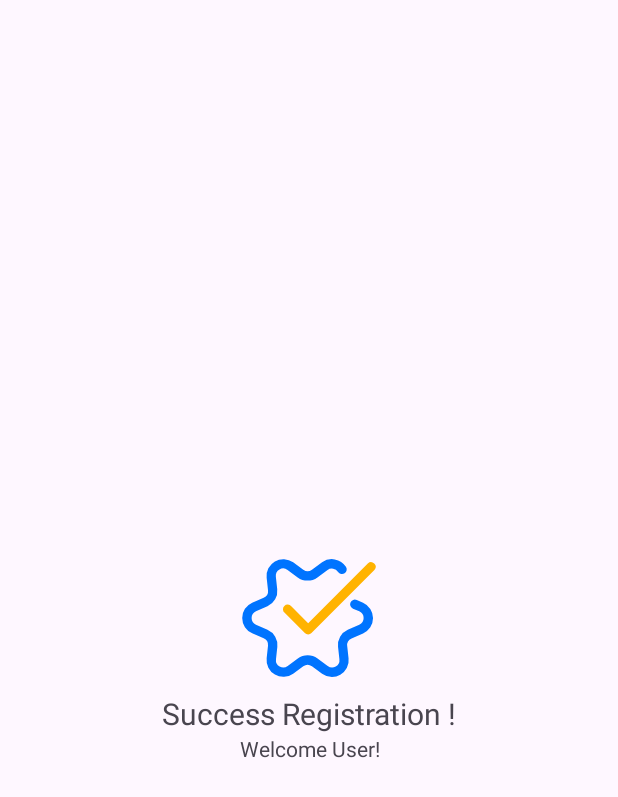
After one commit to fahmihidayah/KalkulatorContoh, an Android app: the layout activity_success_registration.xml on its own in the app's theme, with its tools: preview values and no code run, on a phone screen of 412 x 824 dp. The commit adds this screen. Shown: the top 797 px of the screen. Run offline under Robolectric (Android 15) with nearby library versions, the phone set to English and light mode, and no system bars.

Commit message:
add registration

```diff
--- a/app/src/main/AndroidManifest.xml
+++ b/app/src/main/AndroidManifest.xml
@@ -13,6 +13,12 @@
         android:theme="@style/Theme.SimpleOldApp"
         tools:targetApi="31">
         <activity
+            android:name=".SuccessRegistrationActivity"
+            android:exported="false" />
+        <activity
+            android:name=".RegisterActivity"
+            android:exported="false" />
+        <activity
             android:name=".MainActivity"
             android:exported="true">
             <intent-filter>
--- /dev/null
+++ b/app/src/main/res/drawable/success_image.xml
@@ -0,0 +1,6 @@
+<vector android:autoMirrored="true" android:height="800dp"
+    android:viewportHeight="64" android:viewportWidth="64"
+    android:width="800dp" xmlns:android="http://schemas.android.com/apk/res/android">
+    <path android:fillColor="#0074ff" android:pathData="M41.78,57.13a7.12,7.12 0,0 1,-4.2 -1.39l-4.32,-3.16a3.12,3.12 0,0 0,-3.7 0l-4.32,3.16a7.14,7.14 0,0 1,-11.31 -6.53l0.58,-5.32a3.11,3.11 0,0 0,-1.85 -3.2L7.77,38.53a7.13,7.13 0,0 1,0 -13.06l4.89,-2.16a3.11,3.11 0,0 0,1.85 -3.2l-0.58,-5.32A7.14,7.14 0,0 1,25.24 8.26l4.32,3.16a3.12,3.12 0,0 0,3.7 0l4.32,-3.16A7,7 0,0 1,43 7a7.25,7.25 0,0 1,4.75 3.13,2 2,0 1,1 -3.34,2.2 3.23,3.23 0,0 0,-2.12 -1.39,3 3,0 0,0 -2.37,0.57l-4.32,3.16a7.13,7.13 0,0 1,-8.43 0l-4.31,-3.16a3.13,3.13 0,0 0,-5 2.87l0.58,5.31A7.11,7.11 0,0 1,14.28 27l-4.9,2.16a3.14,3.14 0,0 0,0 5.74L14.28,37a7.11,7.11 0,0 1,4.21 7.3l-0.58,5.31a3.13,3.13 0,0 0,5 2.87l4.31,-3.16a7.13,7.13 0,0 1,8.43 0l4.32,3.16a3.13,3.13 0,0 0,5 -2.87l-0.58,-5.31A7.1,7.1 0,0 1,48.54 37l4.9,-2.16a3.14,3.14 0,0 0,0 -5.74L50.78,28a2,2 0,1 1,1.61 -3.66l2.66,1.17a7.13,7.13 0,0 1,0 13.06l-4.89,2.16a3.13,3.13 0,0 0,-1.86 3.2l0.58,5.32a7,7 0,0 1,-3.52 6.95A7.17,7.17 0,0 1,41.78 57.13Z"/>
+    <path android:fillColor="#ffb300" android:pathData="M31.64,39a2,2 0,0 1,-1.42 -0.59l-8.61,-8.61A2,2 0,1 1,24.44 27l7.2,7.2L57.08,8.72a2,2 0,0 1,2.82 2.83L33.05,38.4A2,2 0,0 1,31.64 39Z"/>
+</vector>
--- /dev/null
+++ b/app/src/main/res/layout/activity_success_registration.xml
@@ -0,0 +1,44 @@
+<?xml version="1.0" encoding="utf-8"?>
+<layout xmlns:android="http://schemas.android.com/apk/res/android"
+    xmlns:app="http://schemas.android.com/apk/res-auto"
+    xmlns:tools="http://schemas.android.com/tools">
+
+    <data>
+
+    </data>
+
+    <androidx.constraintlayout.widget.ConstraintLayout
+        android:layout_width="match_parent"
+        android:layout_height="match_parent"
+        tools:context=".SuccessRegistrationActivity">
+
+        <ImageView
+            android:id="@+id/imageView2"
+            android:layout_width="100dp"
+            android:layout_height="100dp"
+            app:layout_constraintBottom_toBottomOf="parent"
+            app:layout_constraintEnd_toEndOf="parent"
+            app:layout_constraintStart_toStartOf="parent"
+            app:layout_constraintTop_toTopOf="parent"
+            app:srcCompat="@drawable/success_image" />
+
+        <TextView
+            android:id="@+id/textView"
+            android:layout_width="wrap_content"
+            android:layout_height="wrap_content"
+            android:text="Success Registration !"
+            android:textSize="20sp"
+            app:layout_constraintEnd_toEndOf="parent"
+            app:layout_constraintStart_toStartOf="parent"
+            app:layout_constraintTop_toBottomOf="@+id/imageView2" />
+
+        <TextView
+            android:id="@+id/textViewUserName"
+            android:layout_width="wrap_content"
+            android:layout_height="wrap_content"
+            android:text="Welcome User!"
+            app:layout_constraintEnd_toEndOf="@+id/textView"
+            app:layout_constraintStart_toStartOf="@+id/textView"
+            app:layout_constraintTop_toBottomOf="@+id/textView" />
+    </androidx.constraintlayout.widget.ConstraintLayout>
+</layout>
```
Also changed, not shown: app/src/main/java/com/widsons/simpleoldapp/MainActivity.java (+11 -26 lines), app/src/main/java/com/widsons/simpleoldapp/RegisterActivity.java (added, +29 -0 lines), app/src/main/java/com/widsons/simpleoldapp/SuccessRegistrationActivity.java (added, +21 -0 lines), app/src/main/res/drawable/smile_icon.xml (added, +15 -0 lines), app/src/main/res/layout/activity_main.xml (+23 -43 lines), app/src/main/res/layout/activity_register.xml (added, +117 -0 lines), app/src/main/res/values/arrays.xml (added, +7 -0 lines).
